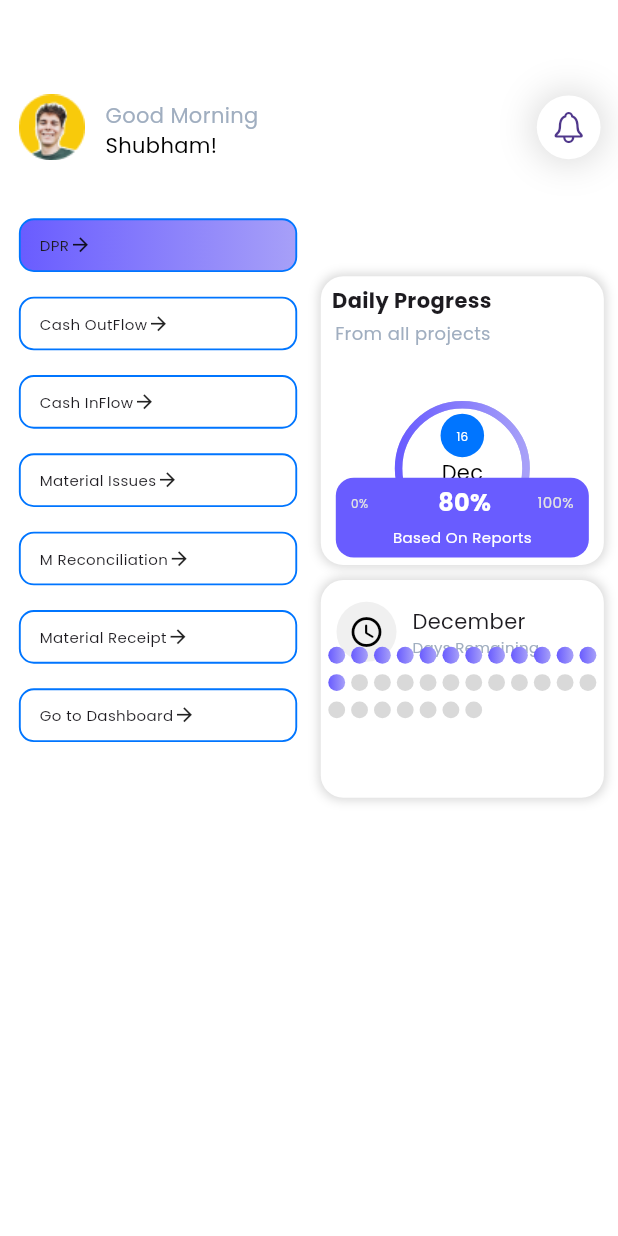
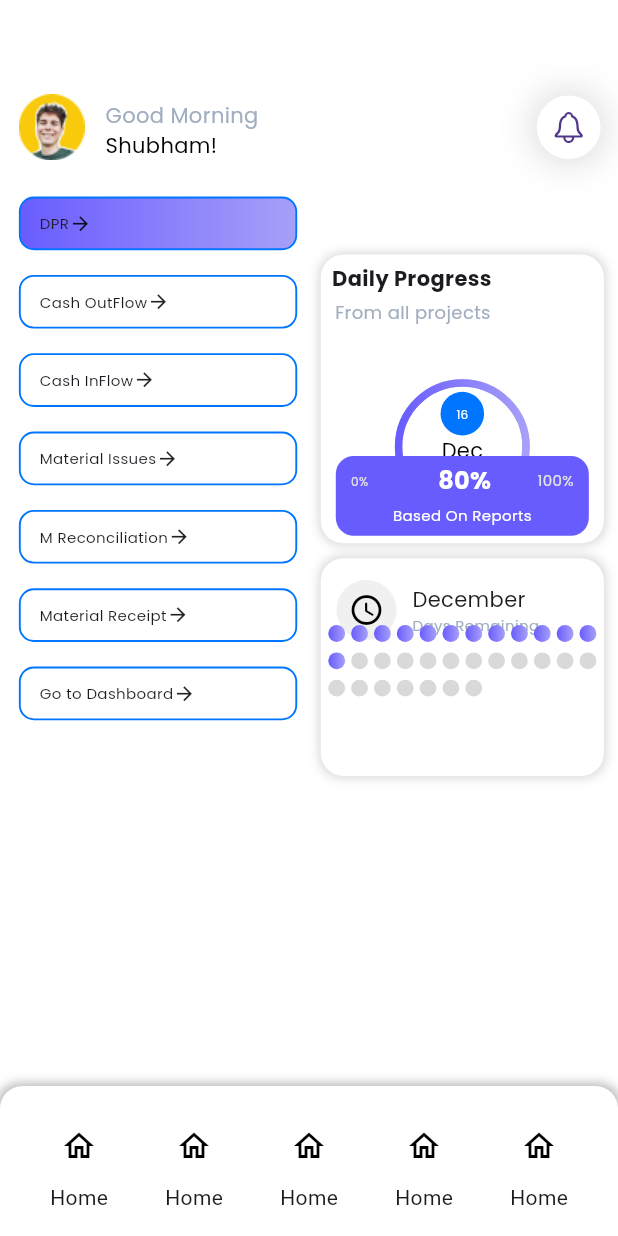
Before and after one commit to arjav1528/Internship_Assignment, a Flutter app: the screen it shows after launch, on a phone screen of 412 x 824 dp. Run offline on Flutter 3.47's test engine with Material 3 defaults, Android fonts, the phone set to English and light mode, and no system bars; drawn by our look-alikes of percent_indicator; our stand-ins replace google_fonts.

Commit message:
Updated navbar

```diff
--- a/lib/screens/home_screen.dart
+++ b/lib/screens/home_screen.dart
@@ -28,6 +28,95 @@ class _HomeScreenState extends State<HomeScreen> {
     double widthMultiplier = (MediaQuery.of(context).size.width) / 393;
     return Scaffold(
       backgroundColor: Colors.white,
+      bottomNavigationBar: Container(
+        height: 100,
+        width: 393*widthMultiplier,
+        decoration: BoxDecoration(
+          color: Colors.white,
+          borderRadius: BorderRadius.only(
+              topRight: Radius.circular(15),
+              topLeft: Radius.circular(15)
+          ),
+          boxShadow: [
+            BoxShadow(
+              color: Color(0xFF000000).withAlpha(70),
+              blurRadius: 5,
+              spreadRadius: 2
+        )
+          ],
+        ),
+
+        child: Row(
+          mainAxisAlignment: MainAxisAlignment.spaceEvenly,
+          children: [
+            Column(
+              mainAxisAlignment: MainAxisAlignment.center,
+              children: [
+                IconButton(
+                  onPressed: (){},
+                  icon: Icon(
+                    Icons.home_outlined
+                  ),
+                  color: Colors.black,
+                ),
+                Text('Home')
+              ],
+            ),
+            Column(
+              mainAxisAlignment: MainAxisAlignment.center,
+              children: [
+                IconButton(
+                  onPressed: (){},
+                  icon: Icon(
+                      Icons.home_outlined
+                  ),
+                  color: Colors.black,
+                ),
+                Text('Home')
+              ],
+            ),
+            Column(
+              mainAxisAlignment: MainAxisAlignment.center,
+              children: [
+                IconButton(
+                  onPressed: (){},
+                  icon: Icon(
+                      Icons.home_outlined
+                  ),
+                  color: Colors.black,
+                ),
+                Text('Home')
+              ],
+            ),
+            Column(
+              mainAxisAlignment: MainAxisAlignment.center,
+              children: [
+                IconButton(
+                  onPressed: (){},
+                  icon: Icon(
+                      Icons.home_outlined
+                  ),
+                  color: Colors.black,
+                ),
+                Text('Home')
+              ],
+            ),
+            Column(
+              mainAxisAlignment: MainAxisAlignment.center,
+              children: [
+                IconButton(
+                  onPressed: (){},
+                  icon: Icon(
+                      Icons.home_outlined
+                  ),
+                  color: Colors.black,
+                ),
+                Text('Home')
+              ],
+            ),
+          ],
+        ),
+      ),
       body: Column(
         mainAxisAlignment: MainAxisAlignment.start,
         children: [
@@ -36,7 +125,7 @@ class _HomeScreenState extends State<HomeScreen> {
           ),
           CustomAppBar(),
           SizedBox(
-            height: 40 * heightMultiplier,
+            height: 25 * heightMultiplier,
           ),
           Row(
             crossAxisAlignment: CrossAxisAlignment.start,
```
